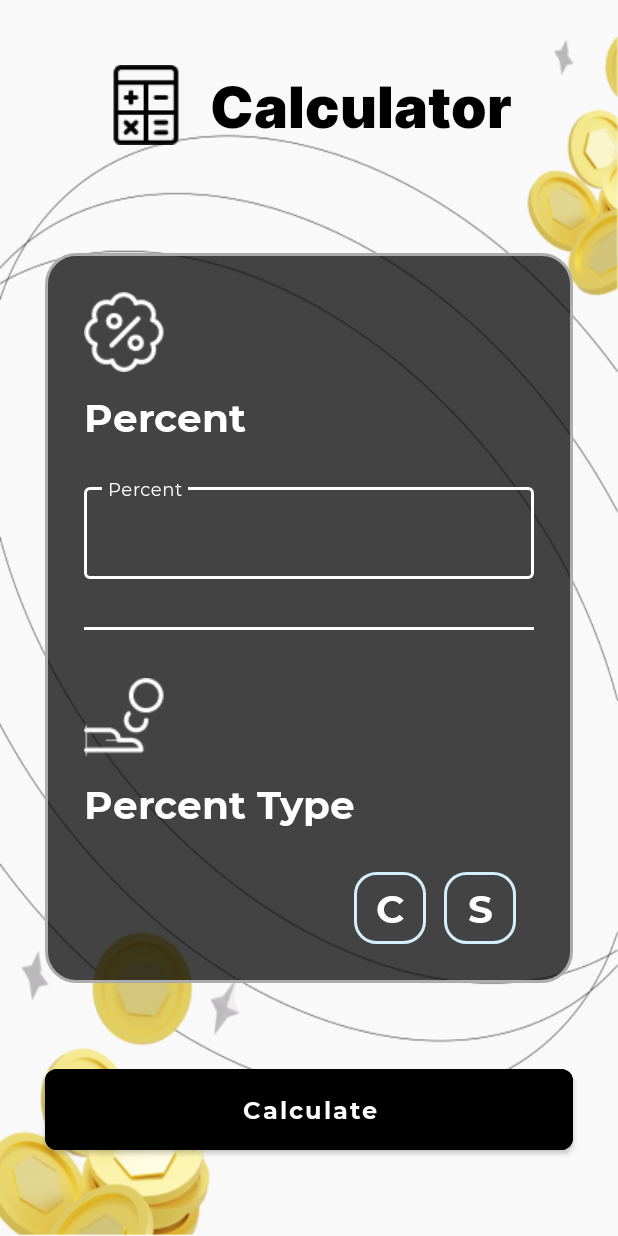
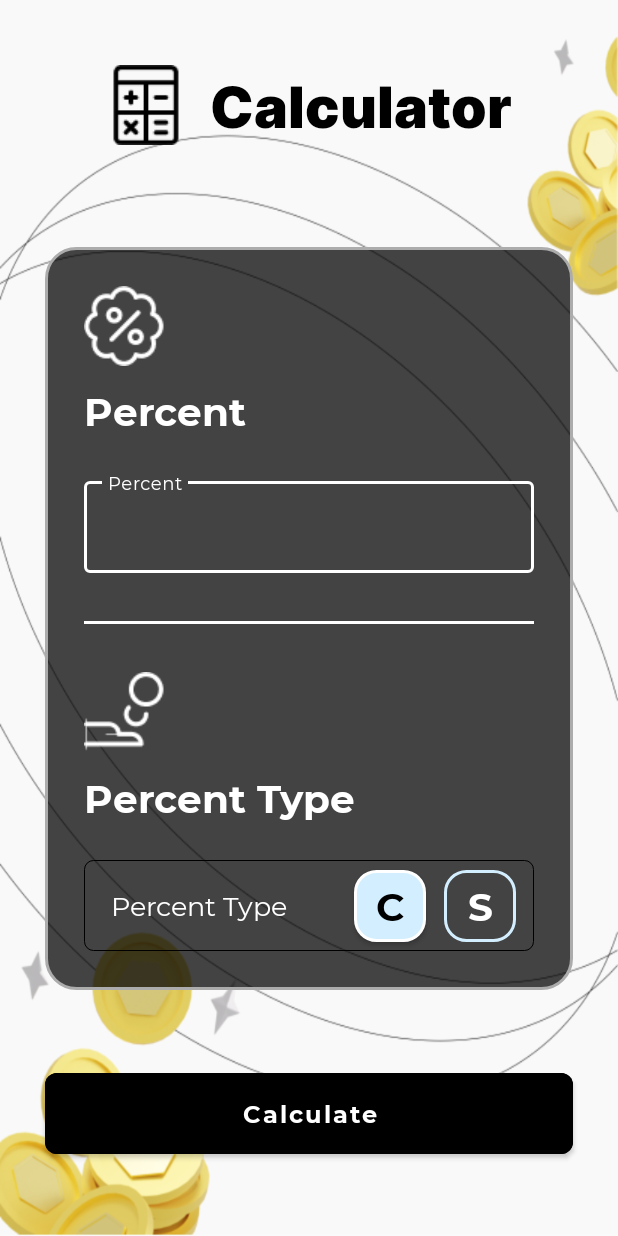
Before and after one commit to KurbanovAziz/Investlator, an Android app: the CalculateTwoActivity screen opened directly, with no data from a screen before it, on a phone screen of 412 x 824 dp. Run offline under Robolectric (Android 15) with nearby library versions, the phone set to English and light mode, and no system bars.

Commit message:
Initial Commit

```diff
--- a/app/src/main/java/com/latoin/ve/stlator/MenuActivity.kt
+++ b/app/src/main/java/com/latoin/ve/stlator/MenuActivity.kt
@@ -34,9 +34,7 @@ class MenuActivity : AppCompatActivity() {
             val supportIntent = Intent(this, SupportActivity::class.java)
             startActivity(supportIntent)
         }
-        binding.btnLogout.setOnClickListener {
-            finish()
-        }
+        binding.btnLogout.setOnClickListener { onDestroy() }
         binding.btnPrivacy.setOnClickListener {
             val browserIntent = Intent(Intent.ACTION_VIEW, Uri.parse("https://www.google.com/"))
             startActivity(browserIntent)
--- a/app/src/main/java/com/latoin/ve/stlator/calculator/two/CalculateTwoActivity.kt
+++ b/app/src/main/java/com/latoin/ve/stlator/calculator/two/CalculateTwoActivity.kt
@@ -5,14 +5,16 @@ import androidx.appcompat.app.AppCompatActivity
 import android.os.Bundle
 import android.view.View
 import android.widget.Button
-
 import androidx.core.content.ContextCompat
 import androidx.lifecycle.ViewModelProvider
 import com.latoin.ve.stlator.R
+import com.latoin.ve.stlator.calculator.one.CalculatorActivity.Companion.KEY_INVESTMENT
+import com.latoin.ve.stlator.calculator.one.CalculatorActivity.Companion.KEY_PERIOD_ONE
 import com.latoin.ve.stlator.calculator.result.ResultCalculatorActivity
 import com.latoin.ve.stlator.databinding.ActivityCalculateTwoBinding
 import com.latoin.ve.stlator.ext.showToast
 
+@Suppress("DEPRECATION")
 class CalculateTwoActivity : AppCompatActivity() {
 
     private lateinit var binding: ActivityCalculateTwoBinding
@@ -25,10 +27,13 @@ class CalculateTwoActivity : AppCompatActivity() {
 
         viewModel = ViewModelProvider(this)[CalculatorTwoViewModel::class.java]
         initListener()
+        getData()
 
+    }
 
-        viewModel.investment = intent.getDoubleExtra("investment", 0.0)
-        viewModel.period = intent.getIntExtra("period", 0)
+    private fun getData(){
+        viewModel.investment = intent.getDoubleExtra(KEY_INVESTMENT, 0.0)
+        viewModel.period = intent.getIntExtra(KEY_PERIOD_ONE, 0)
     }
 
     private fun initListener() {
@@ -38,19 +43,13 @@ class CalculateTwoActivity : AppCompatActivity() {
                 val percentValue = binding.edPercent.text.toString().toDoubleOrNull()
                 viewModel.percent = binding.edPercent.text.toString().toDouble()
                 if (percentValue != null) {
-                    val result = if (viewModel.percentType == "simple") {
+                    val result = if (viewModel.percentType == KEY_SIMPLE) {
                         viewModel.calculateSimpleInterest()
                     } else {
                         viewModel.calculateCompoundInterest()
                     }
-                    Intent(this, ResultCalculatorActivity::class.java).apply {
-                        putExtra("invest", viewModel.investment)
-                        putExtra("period", viewModel.period)
-                        putExtra("percent", viewModel.percent)
-                        putExtra("result", result)
-                        putExtra("percent_type", viewModel.percentType)
-                        startActivity(this)
-                    }
+
+                    navigateTo(result)
                 }
             } else {
                 showToast(getString(R.string.all_fields_must_be_filled))
@@ -65,6 +64,7 @@ class CalculateTwoActivity : AppCompatActivity() {
         var selectedButton: Button? = null
 
         fun onRadioButtonClicked(view: View) {
+
             selectedButton?.let {
                 it.setTextColor(ContextCompat.getColor(this, R.color.white))
                 it.setBackgroundResource(R.drawable.radio_btn)
@@ -74,26 +74,48 @@ class CalculateTwoActivity : AppCompatActivity() {
             selectedButton?.setBackgroundResource(R.drawable.radio_btn_selected)
 
             viewModel.percentType = if (selectedButton == binding.btnSimple) {
-                "simple"
+                KEY_SIMPLE
             } else {
-                "comp"
+                KEY_COMP
             }
         }
 
+        selectedButton = binding.btnC
+        selectedButton?.setTextColor(ContextCompat.getColor(this, R.color.black))
+        selectedButton?.setBackgroundResource(R.drawable.radio_btn_selected)
+        viewModel.percentType = KEY_COMP
         for (button in radioButtons) {
             button.setOnClickListener { onRadioButtonClicked(it) }
         }
 
         when (selectedButton) {
             binding.btnSimple -> {
-                viewModel.percentType = "simple"
+                viewModel.percentType = KEY_SIMPLE
             }
             binding.btnC -> {
-                viewModel.percentType = "comp"
-            }
-            else -> {
-                // Ни один элемент не выбран
+                viewModel.percentType = KEY_COMP
+
             }
         }
     }
+
+    private fun navigateTo(result: Double) {
+        Intent(this, ResultCalculatorActivity::class.java).apply {
+            putExtra(KEY_INVEST, viewModel.investment)
+            putExtra(KEY_PERIOD, viewModel.period)
+            putExtra(KEY_RESULT, result)
+            putExtra(KEY_PERCENT_TYPE, viewModel.percentType)
+            startActivity(this)
+            onBackPressed()
+        }
+    }
+
+    companion object{
+        const val KEY_INVEST = "invest"
+        const val KEY_PERIOD = "period"
+        const val KEY_RESULT = "result"
+        const val KEY_PERCENT_TYPE = "percent_type"
+        const val KEY_SIMPLE = "simple"
+        const val KEY_COMP = "comp"
+    }
 }
--- a/app/src/main/java/com/latoin/ve/stlator/registration/BetaActivity.kt
+++ b/app/src/main/java/com/latoin/ve/stlator/registration/BetaActivity.kt
@@ -22,18 +22,17 @@ class BetaActivity : AppCompatActivity() {
         sharedPreferences = Pref(this)
         initClickers()
 
-        if (sharedPreferences.isAuthSeen()){
+        if (sharedPreferences.isAuthSeen()) {
             Intent(this, MenuActivity::class.java).apply {
                 startActivity(this)
                 finish()
             }
         }
-
     }
 
     private fun initClickers() {
         binding.btnRegister.setOnClickListener {
-            Intent(this,RegistrationNameActivity::class.java).apply {
+            Intent(this, RegistrationNameActivity::class.java).apply {
                 startActivity(this)
             }
         }
--- a/app/src/main/java/com/latoin/ve/stlator/registration/RegistrationNameActivity.kt
+++ b/app/src/main/java/com/latoin/ve/stlator/registration/RegistrationNameActivity.kt
@@ -25,7 +25,6 @@ class RegistrationNameActivity : AppCompatActivity() {
                 Intent(this, RegistrationPhoneActivity::class.java).apply {
                     startActivity(this)
                 }
-
             } else {
                 showToast(getString(R.string.enter_your_name))
             }
--- a/app/src/main/java/com/latoin/ve/stlator/registration/RegistrationPhoneActivity.kt
+++ b/app/src/main/java/com/latoin/ve/stlator/registration/RegistrationPhoneActivity.kt
@@ -26,7 +26,7 @@ class RegistrationPhoneActivity : AppCompatActivity() {
         phoneNumberUtil = PhoneNumberUtil.createInstance(this)
 
         initClickers()
-        if (sharedPreferences.isAuthSeen()){
+        if (sharedPreferences.isAuthSeen()) {
             goToMenu()
             finish()
         }
--- a/app/src/main/java/com/latoin/ve/stlator/tips/TipsActivity.kt
+++ b/app/src/main/java/com/latoin/ve/stlator/tips/TipsActivity.kt
@@ -3,7 +3,6 @@ package com.latoin.ve.stlator.tips
 import androidx.appcompat.app.AppCompatActivity
 import android.os.Bundle
 import com.latoin.ve.stlator.databinding.ActivityTipsBinding
-import java.util.concurrent.atomic.AtomicBoolean
 
 class TipsActivity : AppCompatActivity() {
 
--- /dev/null
+++ b/app/src/main/res/drawable/percent_type.xml
@@ -0,0 +1,6 @@
+<?xml version="1.0" encoding="utf-8"?>
+<shape xmlns:android="http://schemas.android.com/apk/res/android">
+
+    <stroke android:color="@color/black" android:width="0.6dp"/>
+    <corners android:radius="6dp"/>
+</shape>
--- a/app/src/main/res/layout/activity_calculate_two.xml
+++ b/app/src/main/res/layout/activity_calculate_two.xml
@@ -59,8 +59,8 @@
                 android:id="@+id/ed_percent"
                 android:layout_width="match_parent"
                 android:layout_height="wrap_content"
+                android:fontFamily="@font/ff_montserrat_regular"
                 android:inputType="number"
-                android:fontFamily="@font/ff_montserrat_regular"
                 android:textColor="@color/white"
                 android:textSize="20sp" />
         </com.google.android.material.textfield.TextInputLayout>
@@ -88,62 +88,53 @@
 
         <androidx.constraintlayout.widget.ConstraintLayout
             android:layout_width="match_parent"
-            android:layout_marginTop="12dp"
-            android:layout_height="wrap_content">
+            android:layout_height="wrap_content"
+            android:layout_marginTop="12dp">
 
-            <com.google.android.material.textfield.TextInputLayout
-                android:id="@+id/input_ed_type"
-                style="@style/Widget.MaterialComponents.TextInputLayout.OutlinedBox"
+
+            <TextView
+                android:id="@+id/ed_type"
                 android:layout_width="match_parent"
                 android:layout_height="wrap_content"
-                android:hint="@string/percent_type"
+                android:background="@drawable/percent_type"
+                android:fontFamily="@font/ff_montserrat_regular"
+                android:padding="18dp"
+                android:text="@string/percent_type"
+                android:textColor="@color/white"
+                android:textSize="18sp"
                 app:layout_constraintBottom_toBottomOf="parent"
                 app:layout_constraintEnd_toEndOf="parent"
-                app:layout_constraintTop_toTopOf="parent"
                 app:layout_constraintStart_toStartOf="parent"
-                android:textColorHint="@color/white"
-                app:boxStrokeColor="@color/white"
-                app:hintTextColor="@color/white">
-
-                <TextView
-                    android:id="@+id/ed_type"
-                    android:layout_width="match_parent"
-                    android:layout_height="wrap_content"
-                    android:fontFamily="@font/ff_montserrat_regular"
-                    android:textColor="@color/white"
-                    android:textSize="20sp" />
-            </com.google.android.material.textfield.TextInputLayout>
+                app:layout_constraintTop_toTopOf="parent" />
 
 
             <androidx.appcompat.widget.AppCompatButton
                 android:id="@+id/btn_simple"
-                android:layout_marginTop="4dp"
-                android:layout_marginHorizontal="12dp"
-                app:layout_constraintTop_toTopOf="@id/input_ed_type"
-                app:layout_constraintBottom_toBottomOf="@id/input_ed_type"
-                app:layout_constraintEnd_toEndOf="@id/input_ed_type"
                 android:layout_width="48dp"
                 android:layout_height="wrap_content"
+                android:layout_marginHorizontal="12dp"
                 android:background="@drawable/radio_btn"
+                android:fontFamily="@font/ff_montserrat_bold"
                 android:text="@string/s"
+                android:textColor="@color/white"
                 android:textSize="26sp"
-                android:textColor="@color/white"
-                android:fontFamily="@font/ff_montserrat_bold"/>
+                app:layout_constraintBottom_toBottomOf="@id/ed_type"
+                app:layout_constraintEnd_toEndOf="@id/ed_type"
+                app:layout_constraintTop_toTopOf="@id/ed_type" />
 
             <androidx.appcompat.widget.AppCompatButton
                 android:id="@+id/btn_c"
-                android:layout_marginTop="4dp"
-                android:layout_marginHorizontal="12dp"
-                app:layout_constraintTop_toTopOf="@id/input_ed_type"
-                app:layout_constraintBottom_toBottomOf="@id/input_ed_type"
-                app:layout_constraintEnd_toStartOf="@id/btn_simple"
                 android:layout_width="48dp"
                 android:layout_height="wrap_content"
+                android:layout_marginHorizontal="12dp"
                 android:background="@drawable/radio_btn"
+                android:fontFamily="@font/ff_montserrat_bold"
                 android:text="@string/c"
+                android:textColor="@color/white"
                 android:textSize="26sp"
-                android:textColor="@color/white"
-                android:fontFamily="@font/ff_montserrat_bold"/>
+                app:layout_constraintBottom_toBottomOf="@id/ed_type"
+                app:layout_constraintEnd_toStartOf="@id/btn_simple"
+                app:layout_constraintTop_toTopOf="@id/ed_type" />
 
         </androidx.constraintlayout.widget.ConstraintLayout>
     </LinearLayout>
@@ -157,9 +148,9 @@
         android:text="@string/calculate"
         android:textColor="@color/white"
         android:textSize="16sp"
-        app:layout_constraintTop_toBottomOf="@id/layout_calculate"
         app:layout_constraintBottom_toBottomOf="parent"
         app:layout_constraintEnd_toEndOf="parent"
-        app:layout_constraintStart_toStartOf="parent" />
+        app:layout_constraintStart_toStartOf="parent"
+        app:layout_constraintTop_toBottomOf="@id/layout_calculate" />
 
 </androidx.constraintlayout.widget.ConstraintLayout>
--- a/app/src/main/res/values/strings.xml
+++ b/app/src/main/res/values/strings.xml
@@ -45,4 +45,8 @@
     <string name="your_profit">Your Profit</string>
     <string name="all_fields_must_be_filled">All fields must be filled!</string>
     <string name="check_if_the_number_is_correct">Check if the number is correct</string>
+    <string name="profit_text">%s%%</string>
+    <string name="profit_cu_text">%s$</string>
+    <string name="investment_text">%s$</string>
+    <string name="current_text">%s$</string>
 </resources>
```
Also changed, not shown: app/src/main/AndroidManifest.xml (+16 -8 lines), app/src/main/java/com/latoin/ve/stlator/calculator/one/CalculatorActivity.kt (+24 -37 lines), app/src/main/java/com/latoin/ve/stlator/calculator/one/calculatorViewModel/CalculatorViewModel.kt (+2 -6 lines), app/src/main/java/com/latoin/ve/stlator/calculator/result/ResultCalculatorActivity.kt (+74 -47 lines), app/src/main/java/com/latoin/ve/stlator/calculator/two/CalculatorTwoViewModel.kt (+4 -5 lines), app/src/main/res/layout/activity_result_calculator.xml (+30 -10 lines), app/src/main/java/com/latoin/ve/stlator/AlphaActivity.kt (line endings or trailing spaces), 4 other files.
